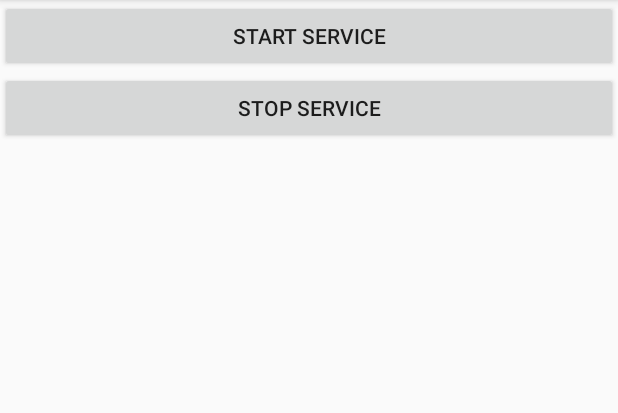
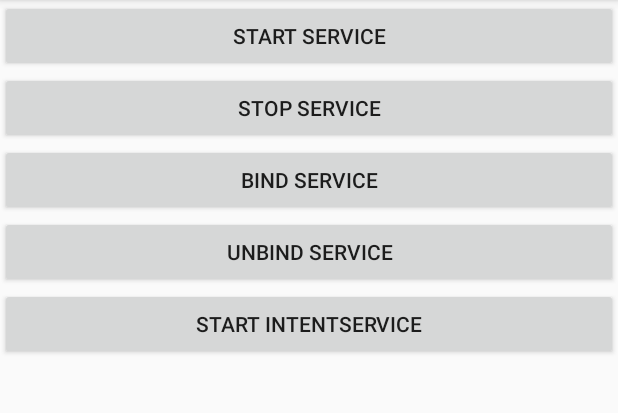
Before and after one commit to w0330t/ServiceTest, an Android app: the screen it shows after launch (MainActivity), on a phone screen of 412 x 824 dp, the part 84-497 px from its top. Run offline under Robolectric (Android 15) with nearby library versions, the phone set to English and light mode, and no system bars.

```diff
--- a/app/src/main/AndroidManifest.xml
+++ b/app/src/main/AndroidManifest.xml
@@ -21,6 +21,7 @@
             android:name=".MyService"
             android:enabled="true"
             android:exported="true"></service>
+        <service android:name=".MyIntentService" />
     </application>
 
 </manifest>
--- a/app/src/main/java/net/blueness/servicetest/MainActivity.kt
+++ b/app/src/main/java/net/blueness/servicetest/MainActivity.kt
@@ -1,13 +1,30 @@
 package net.blueness.servicetest
 
+import android.content.ComponentName
+import android.content.Context
 import android.content.Intent
+import android.content.ServiceConnection
 import android.support.v7.app.AppCompatActivity
 import android.os.Bundle
+import android.os.IBinder
+import android.util.Log
 import android.view.View
 import android.widget.Button
 import org.jetbrains.anko.find
 
 class MainActivity : AppCompatActivity(), View.OnClickListener {
+
+    private var downloadBinder: MyService.DownloadBinder? = null
+
+    private val connection = object: ServiceConnection{
+        override fun onServiceDisconnected(name: ComponentName?){}
+
+        override fun onServiceConnected(name: ComponentName?, service: IBinder?) {
+            downloadBinder = service as MyService.DownloadBinder?
+            downloadBinder?.startDownload()
+            downloadBinder?.getProgress()
+        }
+    }
 
     override fun onCreate(savedInstanceState: Bundle?) {
         super.onCreate(savedInstanceState)
@@ -15,8 +32,14 @@ class MainActivity : AppCompatActivity(), View.OnClickListener {
 
         val startService: Button = find(R.id.start_service)
         val stopService: Button = find(R.id.stop_service)
+        val bindService: Button = find(R.id.bind_service)
+        val unbindService: Button = find(R.id.unbind_service)
+        val startIntentService: Button = find(R.id.start_intent_service)
         startService.setOnClickListener(this)
         stopService.setOnClickListener(this)
+        bindService.setOnClickListener(this)
+        unbindService.setOnClickListener(this)
+        startIntentService.setOnClickListener(this)
     }
 
 
@@ -30,6 +53,16 @@ class MainActivity : AppCompatActivity(), View.OnClickListener {
                 val stopIntent = Intent(this, MyService::class.java)
                 stopService(stopIntent)
             }
+            R.id.bind_service -> {
+                val bindIntent = Intent(this, MyService::class.java)
+                bindService(bindIntent, connection, Context.BIND_AUTO_CREATE)
+            }
+            R.id.unbind_service -> unbindService(connection)
+            R.id.start_intent_service -> {
+                Log.i("MainActivity", "Thread id is " + Thread.currentThread().id)
+                val intentService = Intent(this, MyIntentService::class.java)
+                startService(intentService)
+            }
         }
     }
 }
--- a/app/src/main/res/layout/activity_main.xml
+++ b/app/src/main/res/layout/activity_main.xml
@@ -16,4 +16,22 @@
         android:id="@+id/stop_service"
         android:text="Stop Service"/>
 
+    <Button
+        android:layout_width="match_parent"
+        android:layout_height="wrap_content"
+        android:id="@+id/bind_service"
+        android:text="Bind Service"/>
+
+    <Button
+        android:layout_width="match_parent"
+        android:layout_height="wrap_content"
+        android:id="@+id/unbind_service"
+        android:text="Unbind Service"/>
+
+    <Button
+        android:layout_width="match_parent"
+        android:layout_height="wrap_content"
+        android:id="@+id/start_intent_service"
+        android:text="Start IntentService"/>
+
 </LinearLayout>
```
Also changed, not shown: app/build.gradle (+6 -2 lines), app/src/main/java/net/blueness/servicetest/IntentService.kt (added, +20 -0 lines), app/src/main/java/net/blueness/servicetest/MyService.kt (+32 -2 lines).
